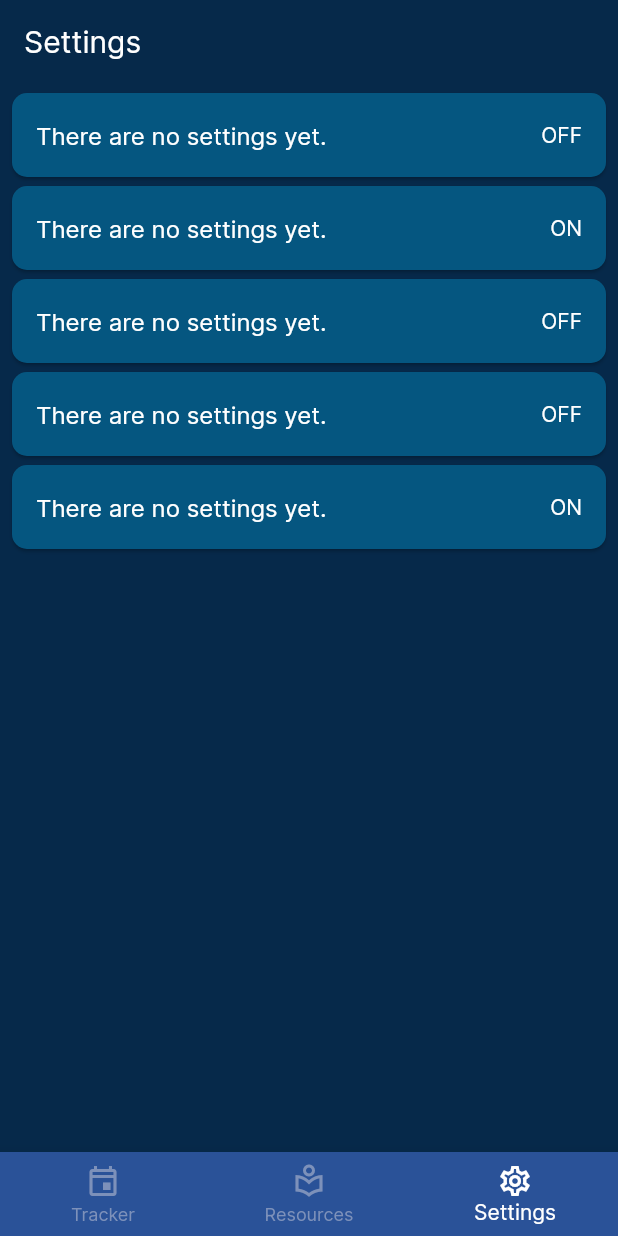
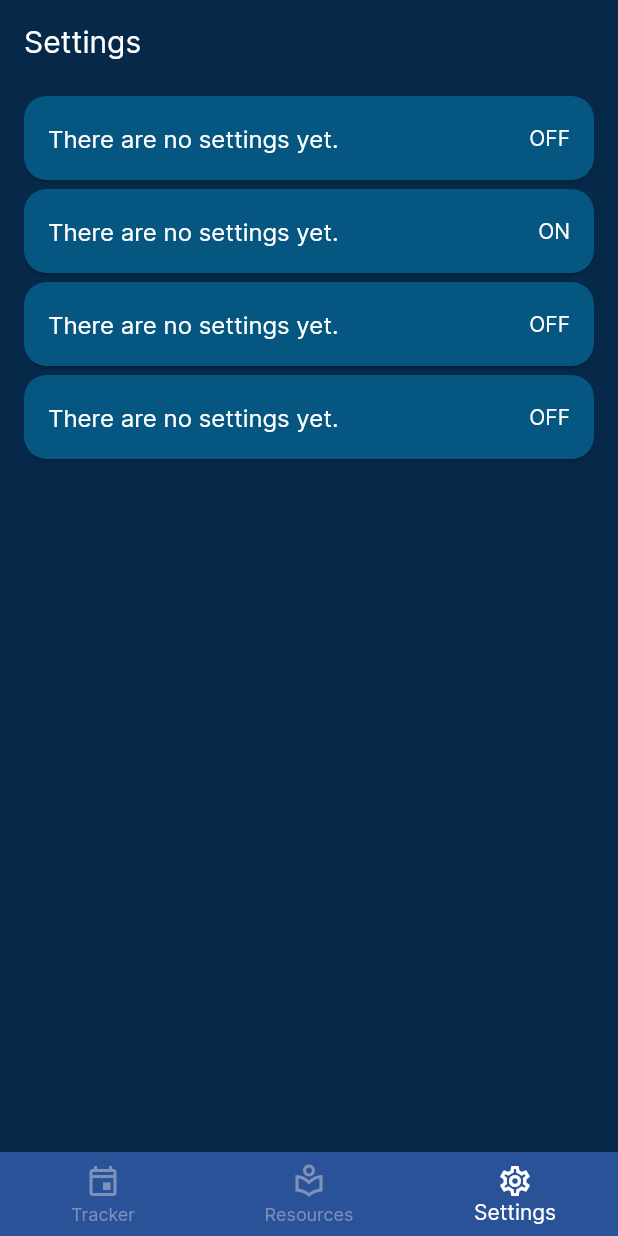
Before and after one commit to matt0681/Addiction-Recovery-App, a Flutter app: the screen it shows after launch, item 3 of the bottom bar chosen, on a phone screen of 412 x 824 dp. Run offline on Flutter 3.47's test engine with Material 2 defaults, Android fonts, the phone set to English and light mode, and no system bars; our stand-ins replace flutter_native_splash, table_calendar.

Commit message:
updated the spacing on the settings page.

```diff
--- a/lib/screens/settings_page.dart
+++ b/lib/screens/settings_page.dart
@@ -24,8 +24,8 @@ class SettingsPage extends StatelessWidget {
 
           Card(
             color: Color(0xFF055680),
-            shape: RoundedRectangleBorder(borderRadius: BorderRadius.all(Radius.circular(10.0))),
-            margin: EdgeInsets.fromLTRB(8.0, 6.0, 8.0, 0.0),
+            shape: RoundedRectangleBorder(borderRadius: BorderRadius.all(Radius.circular(15.0))),
+            margin: EdgeInsets.fromLTRB(16.0, 8.0, 16.0, 0.0),
 
             child: ListTile(
               title: Text(
@@ -42,8 +42,8 @@ class SettingsPage extends StatelessWidget {
 
           Card(
             color: Color(0xFF055680),
-            shape: RoundedRectangleBorder(borderRadius: BorderRadius.all(Radius.circular(10.0))),
-            margin: EdgeInsets.fromLTRB(8.0, 6.0, 8.0, 0.0),
+            shape: RoundedRectangleBorder(borderRadius: BorderRadius.all(Radius.circular(15.0))),
+            margin: EdgeInsets.fromLTRB(16.0, 6.0, 16.0, 0.0),
 
             child: ListTile(
               title: Text(
@@ -60,8 +60,8 @@ class SettingsPage extends StatelessWidget {
 
           Card(
             color: Color(0xFF055680),
-            shape: RoundedRectangleBorder(borderRadius: BorderRadius.all(Radius.circular(10.0))),
-            margin: EdgeInsets.fromLTRB(8.0, 6.0, 8.0, 0.0),
+            shape: RoundedRectangleBorder(borderRadius: BorderRadius.all(Radius.circular(15.0))),
+            margin: EdgeInsets.fromLTRB(16.0, 6.0, 16.0, 0.0),
 
             child: ListTile(
               title: Text(
@@ -78,8 +78,8 @@ class SettingsPage extends StatelessWidget {
 
           Card(
             color: Color(0xFF055680),
-            shape: RoundedRectangleBorder(borderRadius: BorderRadius.all(Radius.circular(10.0))),
-            margin: EdgeInsets.fromLTRB(8.0, 6.0, 8.0, 0.0),
+            shape: RoundedRectangleBorder(borderRadius: BorderRadius.all(Radius.circular(15.0))),
+            margin: EdgeInsets.fromLTRB(16.0, 6.0, 16.0, 0.0),
 
             child: ListTile(
               title: Text(
@@ -94,24 +94,6 @@ class SettingsPage extends StatelessWidget {
             ),
           ),
 
-          Card(
-            color: Color(0xFF055680),
-            shape: RoundedRectangleBorder(borderRadius: BorderRadius.all(Radius.circular(10.0))),
-            margin: EdgeInsets.fromLTRB(8.0, 6.0, 8.0, 0.0),
-
-            child: ListTile(
-              title: Text(
-                  'There are no settings yet.',
-                  style: TextStyle(color: Colors.white)
-              ),
-              dense: false,
-              trailing: Text(
-                'ON',
-                style: TextStyle(color: Colors.white, fontSize: 14.0),
-              ),
-            ),
-          ),
-
         ],
       )
     );
```
